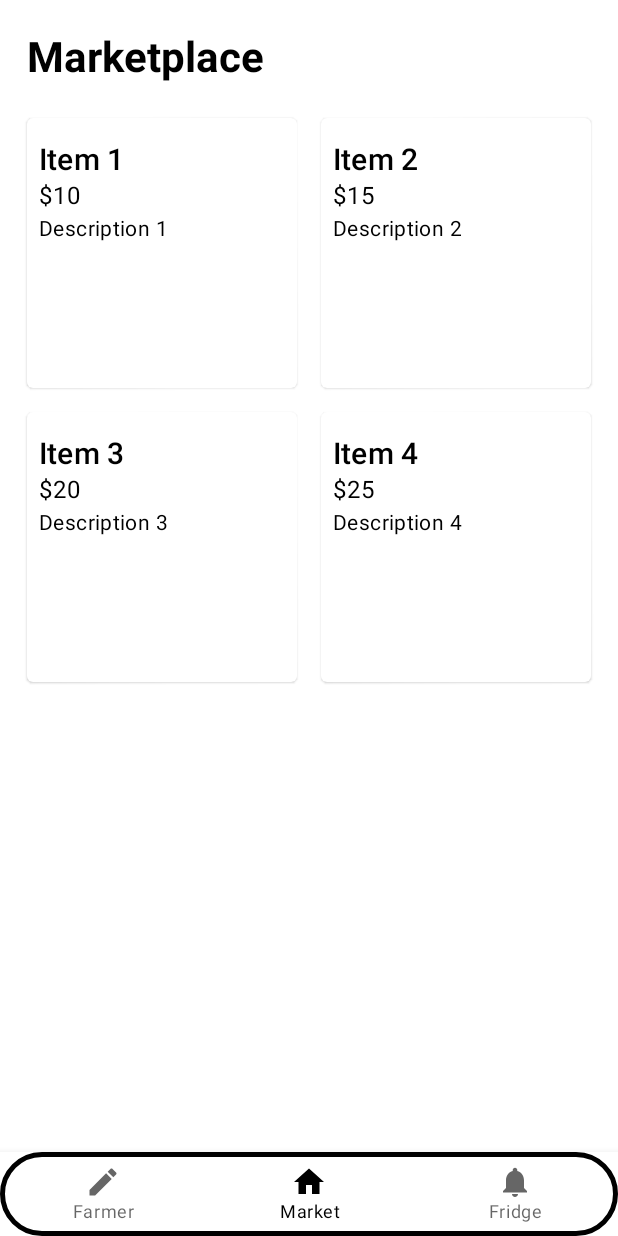
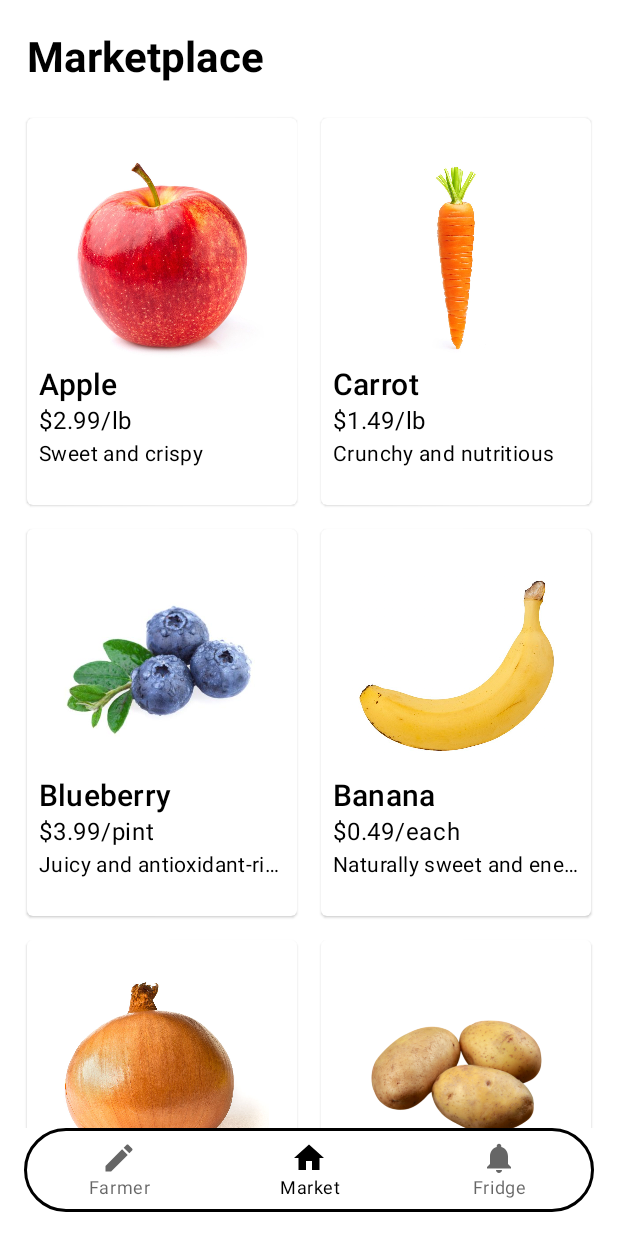
Before and after one commit to zaydadnan08/CS446, an Android app built with Jetpack Compose: the screen it shows after launch (MainActivity), on a phone screen of 412 x 824 dp. Run offline under Robolectric (Android 15) with nearby library versions, the phone set to English and light mode, and no system bars.

Commit message:
update market screen

```diff
--- a/app/src/main/java/com/example/farmerpro/ui/home/fridge/communityfridgescreen.kt
+++ b/app/src/main/java/com/example/farmerpro/ui/home/fridge/communityfridgescreen.kt
@@ -8,12 +8,14 @@ import androidx.compose.foundation.lazy.GridCells
 import androidx.compose.foundation.lazy.LazyVerticalGrid
 import androidx.compose.foundation.lazy.itemsIndexed
 import androidx.compose.foundation.shape.CircleShape
+import androidx.compose.foundation.shape.RoundedCornerShape
 import androidx.compose.material.*
 import androidx.compose.material.icons.Icons
 import androidx.compose.material.icons.filled.Close
 import androidx.compose.material.icons.filled.Search
 import androidx.compose.runtime.Composable
 import androidx.compose.ui.Modifier
+import androidx.compose.ui.draw.clip
 import androidx.compose.ui.text.TextStyle
 import androidx.compose.ui.text.font.FontWeight
 import androidx.compose.ui.text.style.TextAlign
--- a/app/src/main/java/com/example/farmerpro/ui/home/fridge/fridge.kt
+++ b/app/src/main/java/com/example/farmerpro/ui/home/fridge/fridge.kt
@@ -2,17 +2,13 @@ package com.example.farmerpro.ui.home.fridge
 
 import androidx.compose.foundation.BorderStroke
 import androidx.compose.foundation.Image
-import androidx.compose.foundation.background
 import androidx.compose.foundation.border
 import androidx.compose.foundation.layout.*
-import androidx.compose.foundation.shape.CircleShape
 import androidx.compose.foundation.shape.RoundedCornerShape
 import androidx.compose.material.Text
 import androidx.compose.runtime.Composable
 import androidx.compose.ui.Modifier
 import androidx.compose.ui.draw.clip
-import androidx.compose.ui.graphics.Color
-import androidx.compose.ui.graphics.RectangleShape
 import androidx.compose.ui.res.painterResource
 import androidx.compose.ui.text.TextStyle
 import androidx.compose.ui.text.font.FontWeight
@@ -31,7 +27,7 @@ fun fridge(){
                 .fillMaxWidth()
                 .height(100.dp)
                 .border(
-                    BorderStroke(1.dp, Gray400),
+                    BorderStroke(0.5.dp, Gray400),
                     RoundedCornerShape(12.dp)
                 )
         )
--- a/app/src/main/java/com/example/farmerpro/ui/home/homeScreen.kt
+++ b/app/src/main/java/com/example/farmerpro/ui/home/homeScreen.kt
@@ -2,9 +2,7 @@ package com.example.farmerpro.ui.home
 
 import androidx.compose.foundation.BorderStroke
 import androidx.compose.foundation.border
-import androidx.compose.foundation.layout.fillMaxSize
-import androidx.compose.foundation.layout.padding
-import androidx.compose.foundation.layout.size
+import androidx.compose.foundation.layout.*
 import androidx.compose.foundation.shape.CircleShape
 import androidx.compose.material.*
 import androidx.compose.runtime.Composable
@@ -26,14 +24,23 @@ fun HomeScreen() {
     val navController = rememberNavController()
     Scaffold(
         bottomBar = {
+            Box(
+                modifier = Modifier
+                    .padding(start = 16.dp, end= 16.dp, bottom = 16.dp, top = 0.dp) // Adjust the padding as desired
+                    .border(
+                        BorderStroke(2.dp, Color.Black),
+                        CircleShape
+                    )
+            ) {
+                Surface(
+                    elevation = 0.dp, // Remove the drop shadow
+                    color = Color.White
+                ) {
                     BottomNavigation(
                         backgroundColor = Color.White,
                         contentColor = Color.Black,
                         modifier = Modifier
-                        .border(
-                            BorderStroke(3.dp, Color.Black),
-                            CircleShape
-                        )
+                            .fillMaxWidth()
                     ) {
                         val navBackStackEntry by navController.currentBackStackEntryAsState()
                         val currentDestination = navBackStackEntry?.destination
@@ -69,6 +76,8 @@ fun HomeScreen() {
                         }
                     }
                 }
+            }
+        }
     ) { innerPadding ->
         Surface(
             modifier = Modifier
--- a/app/src/main/java/com/example/farmerpro/ui/home/market/marketItems.kt
+++ b/app/src/main/java/com/example/farmerpro/ui/home/market/marketItems.kt
@@ -1,51 +1,63 @@
 import androidx.compose.foundation.Image
 import androidx.compose.foundation.layout.*
+import androidx.compose.foundation.shape.RoundedCornerShape
 import androidx.compose.material.Card
 import androidx.compose.material.MaterialTheme
-import androidx.compose.material.Surface
 import androidx.compose.material.Text
 import androidx.compose.runtime.Composable
 import androidx.compose.ui.Alignment
 import androidx.compose.ui.Modifier
-import androidx.compose.ui.layout.ContentScale
+import androidx.compose.ui.draw.clip
 import androidx.compose.ui.res.painterResource
+import androidx.compose.ui.text.style.TextOverflow
 import androidx.compose.ui.unit.dp
+import com.example.farmerpro.R
 
 @Composable
-fun MarketplaceItemList(items: List<Item>) {
-    val rows = items.chunked(2)
-    Column(modifier = Modifier.fillMaxSize()) {
-        for (row in rows) {
-            Row(Modifier.fillMaxWidth()) {
-                for (item in row) {
-                    MarketplaceItemCard(item = item, modifier = Modifier.weight(1f))
-                }
-            }
-        }
-    }
-}
-
-@Composable
-fun MarketplaceItemCard(item: Item, modifier: Modifier = Modifier) {
+fun MarketplaceItemCard(item: Item) {
     Card(
-        modifier = modifier
+        modifier = Modifier
+            .fillMaxWidth()
             .padding(8.dp)
-            .aspectRatio(1f)
     ) {
         Column(modifier = Modifier.padding(8.dp)) {
             Spacer(modifier = Modifier.height(8.dp))
+            Image(
+                painter = painterResource(id = item.imageResId),
+                contentDescription = "Image",
+                modifier = Modifier
+                    .height(150.dp)
+                    .width(150.dp)
+                    .padding(4.dp)
+                    .clip(RoundedCornerShape(20.dp))
+                    .align(Alignment.CenterHorizontally)
+            )
             Text(
                 text = item.name,
-                style = MaterialTheme.typography.h6
+                style = MaterialTheme.typography.h6,
+                maxLines = 1,
+                overflow = TextOverflow.Ellipsis
             )
             Text(
                 text = item.price,
-                style = MaterialTheme.typography.body1
+                style = MaterialTheme.typography.body1,
+                maxLines = 1,
+                overflow = TextOverflow.Ellipsis
             )
-            Text(
-                text = item.description,
-                style = MaterialTheme.typography.body2
-            )
+            Box(modifier = Modifier.height(36.dp)) {
+                Row(
+                    modifier = Modifier.fillMaxWidth(),
+                    verticalAlignment = Alignment.CenterVertically
+                ) {
+                    Text(
+                        text = item.description,
+                        style = MaterialTheme.typography.body2,
+                        maxLines = 2,
+                        overflow = TextOverflow.Ellipsis
+                    )
+                    Spacer(modifier = Modifier.weight(1f))
+                }
+            }
         }
     }
 }
--- a/app/src/main/java/com/example/farmerpro/ui/home/market/marketscreen.kt
+++ b/app/src/main/java/com/example/farmerpro/ui/home/market/marketscreen.kt
@@ -1,8 +1,11 @@
 package com.example.farmerpro.ui.home.market
 
 import Item
-import MarketplaceItemList
+import MarketplaceItemCard
+import androidx.compose.foundation.ExperimentalFoundationApi
 import androidx.compose.foundation.layout.*
+import androidx.compose.foundation.lazy.GridCells
+import androidx.compose.foundation.lazy.LazyVerticalGrid
 import androidx.compose.material.Text
 import androidx.compose.runtime.Composable
 import androidx.compose.ui.Modifier
@@ -12,7 +15,9 @@ import androidx.compose.ui.text.style.TextAlign
 import androidx.compose.ui.tooling.preview.Preview
 import androidx.compose.ui.unit.dp
 import androidx.compose.ui.unit.sp
+import com.example.farmerpro.R
 
+@OptIn(ExperimentalFoundationApi::class)
 @Preview
 @Composable
 fun MarketScreen(){
@@ -20,7 +25,7 @@ fun MarketScreen(){
         verticalArrangement = Arrangement.Top,
         modifier = Modifier
             .fillMaxSize()
-            .padding(10.dp)
+            .padding(start = 10.dp, end = 10.dp, top = 10.dp)
     ) {
         Text(
             text = "Marketplace",
@@ -34,12 +39,23 @@ fun MarketScreen(){
         Spacer(modifier = Modifier.height(8.dp))
 
         val items = listOf(
-            Item("Item 1", "$10", "Description 1", 1),
-            Item("Item 2", "$15", "Description 2", 2),
-            Item("Item 3", "$20", "Description 3", 3),
-            Item("Item 4", "$25", "Description 4", 4)
+            Item("Apple", "$2.99/lb", "Sweet and crispy", R.drawable.apple),
+            Item("Carrot", "$1.49/lb", "Crunchy and nutritious", R.drawable.carrot),
+            Item("Blueberry", "$3.99/pint", "Juicy and antioxidant-rich", R.drawable.blueberry),
+            Item("Banana", "$0.49/each", "Naturally sweet and energy-boosting", R.drawable.banana),
+            Item("Onion", "$0.99/lb", "Adds flavor to various dishes", R.drawable.onion),
+            Item("Potato", "$1.99/lb", "Versatile and filling", R.drawable.potato),
+            Item("Strawberry", "$4.99/pint", "Sweet and refreshing", R.drawable.strawberry),
+            Item("Orange", "$0.79/each", "Citrus fruit with tangy flavor", R.drawable.orange)
         )
 
-        MarketplaceItemList(items = items)
+        LazyVerticalGrid(cells = GridCells.Fixed(2)) {
+            items.forEach { item ->
+                item {
+                    MarketplaceItemCard(item = item)
+                    Spacer(modifier = Modifier.height(8.dp))
+                }
+            }
+        }
     }
 }
```
Also changed, not shown: app/src/main/res/drawable/apple.jpeg (added), app/src/main/res/drawable/banana.jpeg (added), app/src/main/res/drawable/blueberry.jpeg (added), app/src/main/res/drawable/carrot.jpeg (added), app/src/main/res/drawable/onion.jpeg (added), app/src/main/res/drawable/orange.jpeg (added), app/src/main/res/drawable/potato.png (added), app/src/main/res/drawable/strawberry.jpeg (added). Lines whose indentation alone changed are shown as unchanged.
